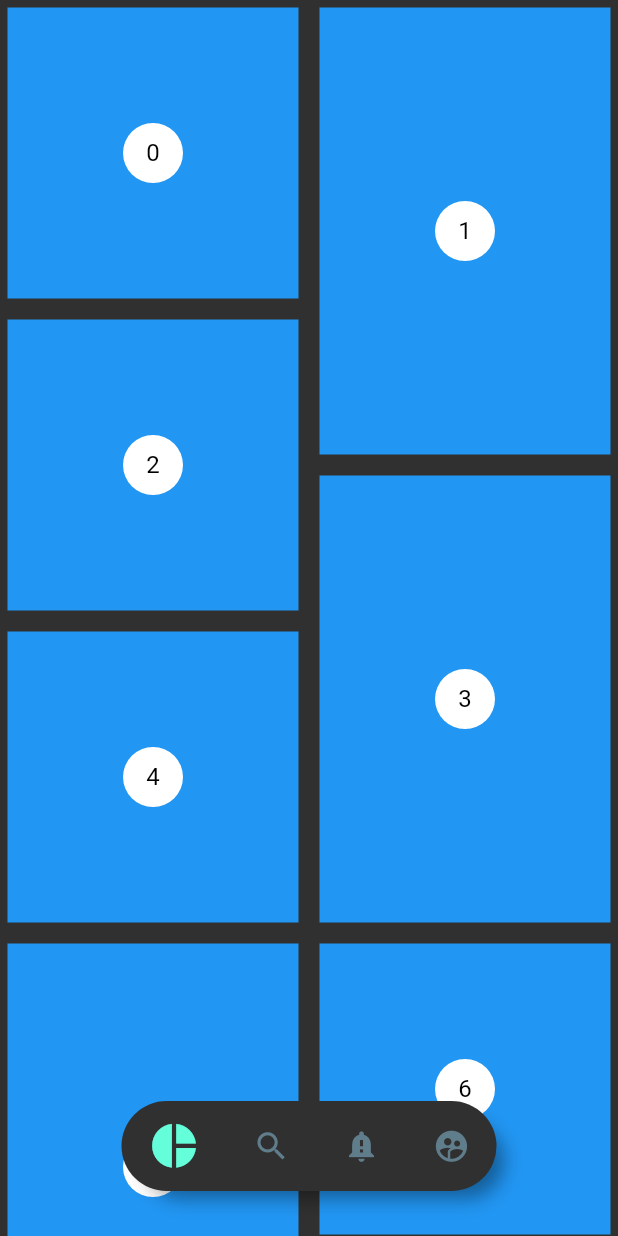
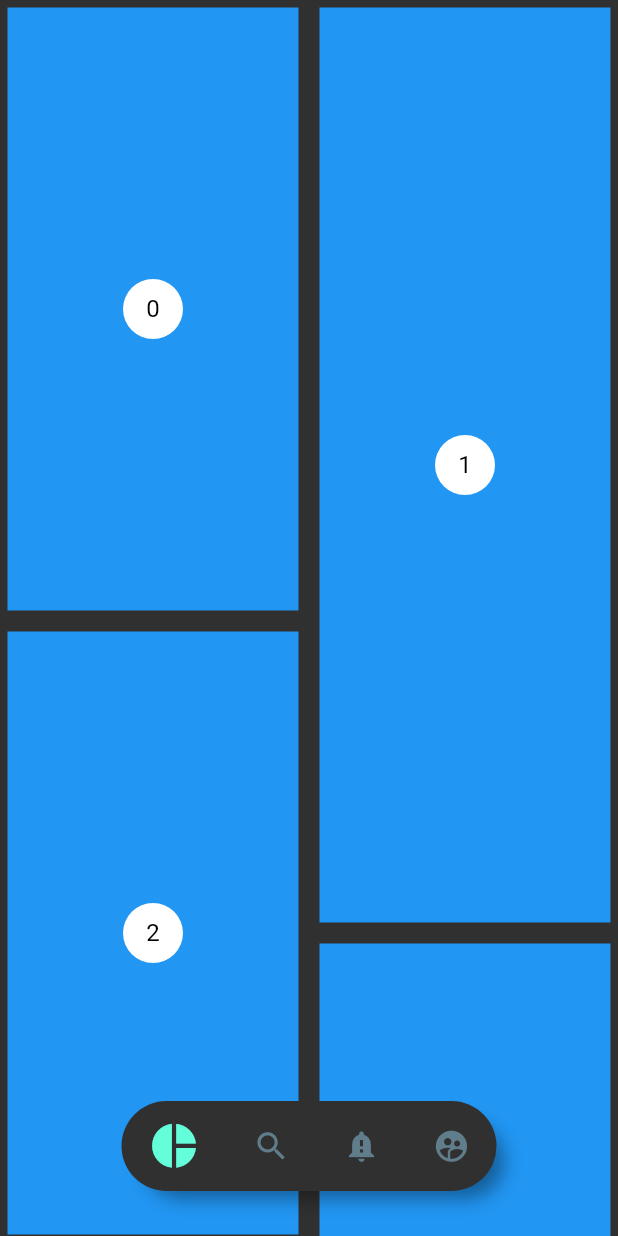
Before and after one commit to Rguarnizo/Flutter_Learning, a Flutter app: the PinterestPage screen opened directly, on a phone screen of 412 x 824 dp. Run offline on Flutter 3.47's test engine with Material 2 defaults, Android fonts, the phone set to English and light mode, and no system bars; our stand-ins replace animate_do, bloc, flutter_bloc, flutter_map, flutter_secure_storage, flutter_svg and 10 more; missing offline and left inert: mime_type, qrscan; accounts and stored records are empty.

Commit message:
Pinterest page changes

```diff
--- a/Desing Flutter/Desings/lib/src/pages/pinterest_page.dart
+++ b/Desing Flutter/Desings/lib/src/pages/pinterest_page.dart
@@ -23,9 +23,18 @@ class PinterestPage extends StatelessWidget {
 class _PinterestMenuLocation extends StatelessWidget {
   @override
   Widget build(BuildContext context) {
-    final width = MediaQuery.of(context).size.width;
+    double width = MediaQuery.of(context).size.width;
     final mostrar = Provider.of<_MenuModel>(context).mostrar;
     final appTheme = Provider.of<ThemeChanger>(context);
+
+        bool isLarge;
+      if(MediaQuery.of(context).size.height>500){
+        isLarge = true;
+      }else{
+        isLarge = false;
+      }
+
+
 
     return Positioned(
         bottom: 30,
@@ -95,15 +104,24 @@ class _PinterestGridState extends State<PinterestGrid> {
 
   @override
   Widget build(BuildContext context) {
+
+    int count;
+    if(MediaQuery.of(context).size.width>500){
+        count = 3;
+      }else{
+        count = 2;
+      }
+
+
     return StaggeredGridView.countBuilder(
       controller: scrolLCtrl,
-      crossAxisCount: 4,
+      crossAxisCount: count,
       physics: BouncingScrollPhysics(),
       itemCount: items.length,
       itemBuilder: (BuildContext context, int index) =>
           _PinterestItem(index: index),
       staggeredTileBuilder: (int index) =>
-          new StaggeredTile.count(2, index.isEven ? 2 : 3),
+          new StaggeredTile.count(1, index.isEven ? 2 : 3),
       mainAxisSpacing: 4.0,
       crossAxisSpacing: 4.0,
     );
```
